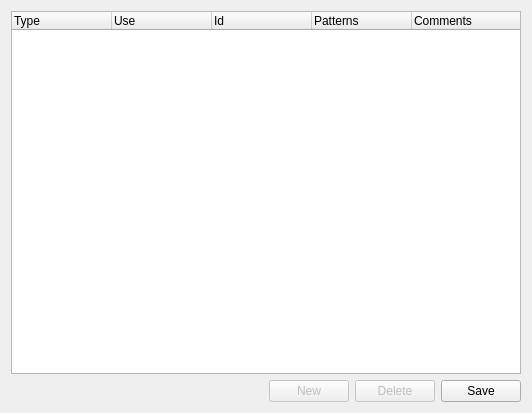
testmana2/mks, file v2/branches/dev/plugins/debugger/GNUDebugger2/src/ui/UIManageParsingFile.ui: the form before one commit.
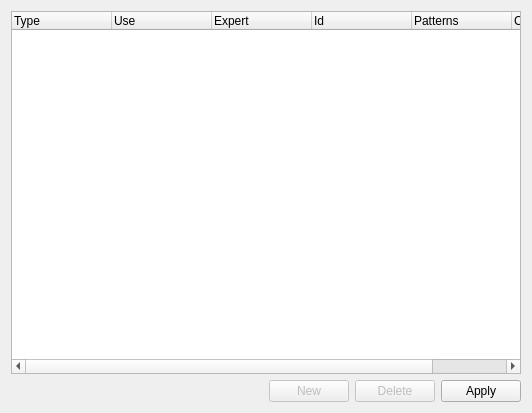
The form after the commit.

The edit to the form file:
```diff
--- a/v2/branches/dev/plugins/debugger/GNUDebugger2/src/ui/UIManageParsingFile.ui
+++ b/v2/branches/dev/plugins/debugger/GNUDebugger2/src/ui/UIManageParsingFile.ui
@@ -28,6 +28,11 @@
        <string>Use</string>
       </property>
      </column>
+     <column>
+      <property name="text" >
+       <string>Expert</string>
+      </property>
+     </column>
      <column>
       <property name="text" >
        <string>Id</string>
@@ -81,7 +86,7 @@
    <item row="1" column="3" >
     <widget class="QPushButton" name="bSave" >
      <property name="text" >
-      <string>Save</string>
+      <string>Apply</string>
      </property>
     </widget>
    </item>
```
